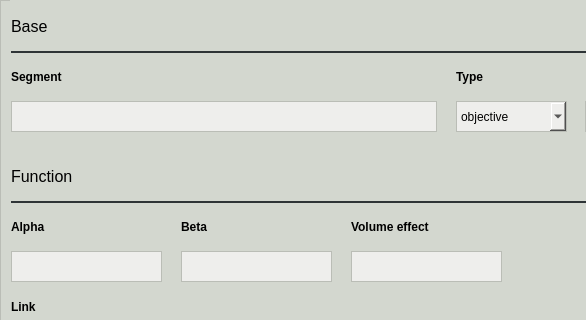
pyanno4rt/pyanno4rt, file pyanno4rt/gui/designs/components/lq_poisson_tcp_window.ui: the form before one commit; both pictures show x 0 to 586 and y 0 to 320 of the 720 by 431 pixel window.
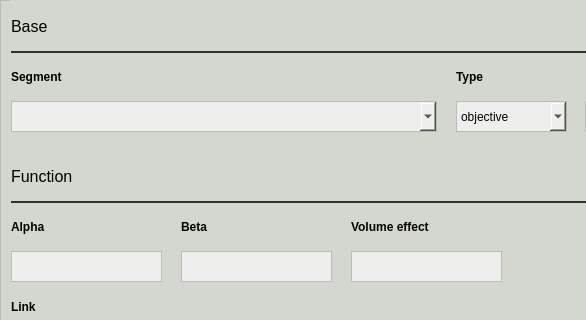
The form after the commit.

Commit message: Added status bar to GUI, added automatic loading of segment names, adapted segment input fields, recompiled component windows

Diff of the .ui file:
```diff
--- a/pyanno4rt/gui/designs/components/lq_poisson_tcp_window.ui
+++ b/pyanno4rt/gui/designs/components/lq_poisson_tcp_window.ui
@@ -58,7 +58,7 @@
      <property name="geometry">
       <rect>
        <x>0</x>
-       <y>-238</y>
+       <y>0</y>
        <width>690</width>
        <height>760</height>
       </rect>
@@ -205,22 +205,6 @@
        <string notr="true">border-color: rgb(46, 52, 54);</string>
       </property>
      </widget>
-     <widget class="QLineEdit" name="segment_ledit">
-      <property name="geometry">
-       <rect>
-        <x>0</x>
-        <y>100</y>
-        <width>426</width>
-        <height>31</height>
-       </rect>
-      </property>
-      <property name="styleSheet">
-       <string notr="true">color: rgb(0, 0, 0);
-background-color: rgb(238, 238, 236);
-border: 1px solid;
-border-color: rgb(186, 189, 182);</string>
-      </property>
-     </widget>
      <widget class="QLabel" name="type_label">
       <property name="geometry">
        <rect>
@@ -808,6 +792,28 @@
        <string>Volume effect</string>
       </property>
      </widget>
+     <widget class="QComboBox" name="segment_cbox">
+      <property name="geometry">
+       <rect>
+        <x>0</x>
+        <y>100</y>
+        <width>426</width>
+        <height>31</height>
+       </rect>
+      </property>
+      <property name="cursor">
+       <cursorShape>PointingHandCursor</cursorShape>
+      </property>
+      <property name="styleSheet">
+       <string notr="true">color: rgb(0, 0, 0);
+background-color: rgb(238, 238, 236);
+border: 1px solid;
+border-color: rgb(186, 189, 182);</string>
+      </property>
+      <property name="currentIndex">
+       <number>-1</number>
+      </property>
+     </widget>
     </widget>
    </widget>
   </widget>
```
The commit also changes 82 other files.
